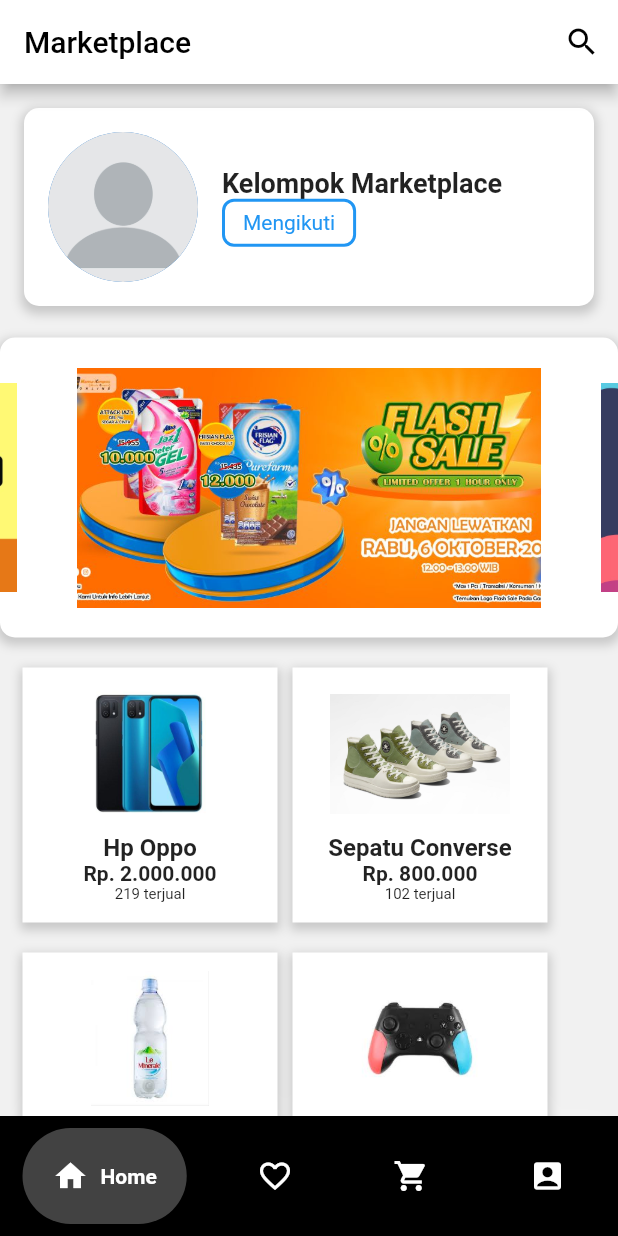
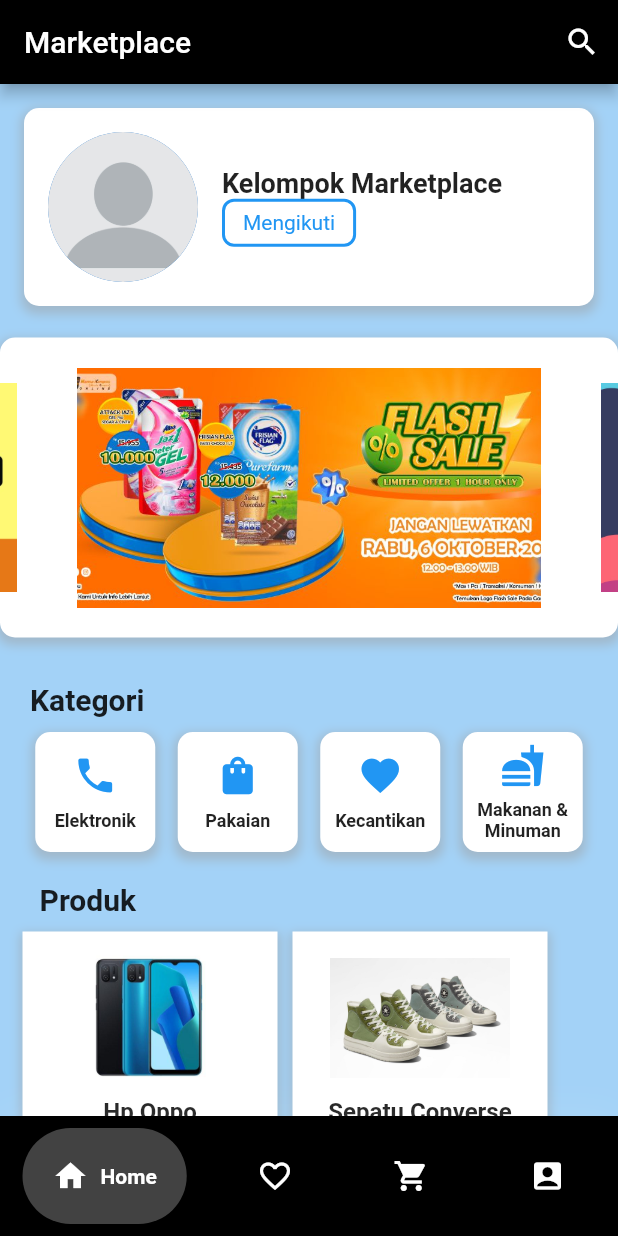
Before and after one commit to danielhartonohonoris/marketplaceuas, a Flutter app: the screen it shows after launch, on a phone screen of 412 x 824 dp. Run offline on Flutter 3.47's test engine with Material 2 defaults, Android fonts, the phone set to English and light mode, and no system bars; drawn by our look-alikes of carousel_slider, google_nav_bar; Roboto replaces fonts that are missing (Arial).

Commit message:
Menambahkan kategori di bagian tampilan Home

```diff
--- a/lib/home.dart
+++ b/lib/home.dart
@@ -18,7 +18,7 @@
   @override
   Widget build(BuildContext context) {
     return Scaffold(
-      backgroundColor: Colors.grey.withOpacity(0.1),
+      backgroundColor: Colors.blue.withOpacity(0.4),
       body: SafeArea(
         //ScrollWidget
         child: SingleChildScrollView(
@@ -26,8 +26,8 @@
             children: <Widget>[
               // Profile Card
               Container(
-                margin: EdgeInsets.all(16),
-                padding: EdgeInsets.all(16),
+                margin: const EdgeInsets.all(16),
+                padding: const EdgeInsets.all(16),
                 decoration: BoxDecoration(
                   color: Colors.white,
                   borderRadius: BorderRadius.circular(10.0),
@@ -36,7 +36,7 @@
                       color: Colors.grey.withOpacity(0.5),
                       spreadRadius: 2,
                       blurRadius: 5,
-                      offset: Offset(0, 3),
+                      offset: const Offset(0, 3),
                     ),
                   ],
                 ),
@@ -84,7 +84,7 @@
               ),
               //Banner
               Container(
-                margin: EdgeInsets.only(top: 5),
+                margin: const EdgeInsets.only(top: 5),
                 decoration: BoxDecoration(
                   color: Colors.white,
                   borderRadius: BorderRadius.circular(10.0),
@@ -93,7 +93,7 @@
                       color: Colors.grey.withOpacity(0.5),
                       spreadRadius: 2,
                       blurRadius: 5,
-                      offset: Offset(0, 3),
+                      offset: const Offset(0, 3),
                     ),
                   ],
                 ),
@@ -121,13 +121,65 @@
                     initialPage: 0,
                     autoPlay: true,
                     enlargeCenterPage: true,
-                    autoPlayInterval: Duration(seconds: 3),
+                    autoPlayInterval: const Duration(seconds: 3),
                   ),
                 ),
               ),
-              SizedBox(height: 20),
+              const SizedBox(height: 20),
+
+              //Kategori
+              Container(
+                margin: const EdgeInsets.symmetric(vertical: 10),
+                child: Column(
+                  crossAxisAlignment: CrossAxisAlignment.start,
+                  children: [
+                    const Padding(
+                      padding: EdgeInsets.symmetric(horizontal: 20),
+                      child: Text(
+                        'Kategori',
+                        style: TextStyle(
+                          fontSize: 20,
+                          fontWeight: FontWeight.bold,
+                        ),
+                      ),
+                    ),
+                    const SizedBox(height: 10),
+                    Container(
+                      margin: const EdgeInsets.symmetric(horizontal: 16),
+                      child: Row(
+                        mainAxisAlignment: MainAxisAlignment.spaceAround,
+                        children: [
+                          _buildCategoryCard('Elektronik', Icons.phone, () {
+                            _navigateToCategoryPage(
+                                context, 'Produk Elektronik');
+                          }),
+                          _buildCategoryCard('Pakaian', Icons.shopping_bag, () {
+                            _navigateToCategoryPage(context, 'Produk Pakaian');
+                          }),
+                          _buildCategoryCard('Kecantikan', Icons.favorite, () {
+                            _navigateToCategoryPage(
+                                context, 'Produk Kecantikan');
+                          }),
+                          _buildCategoryCard(
+                              'Makanan & Minuman', Icons.fastfood, () {
+                            _navigateToCategoryPage(
+                                context, 'Produk Makanan & Minuman');
+                          }),
+                        ],
+                      ),
+                    ),
+                  ],
+                ),
+              ),
 
               //Product
+              Container(
+                margin: const EdgeInsets.only(right: 295, bottom: 10, top: 10),
+                child: const Text(
+                  "Produk",
+                  style: TextStyle(fontSize: 20, fontWeight: FontWeight.bold),
+                ),
+              ),
               Container(
                 margin: const EdgeInsets.fromLTRB(15, 0, 0, 0),
                 child: Column(
@@ -148,7 +200,7 @@
                                 color: Colors.grey.withOpacity(0.5),
                                 spreadRadius: 2,
                                 blurRadius: 5,
-                                offset: Offset(0, 3),
+                                offset: const Offset(0, 3),
                               ),
                             ],
                           ),
@@ -198,7 +250,7 @@
                                 color: Colors.grey.withOpacity(0.5),
                                 spreadRadius: 2,
                                 blurRadius: 5,
-                                offset: Offset(0, 3),
+                                offset: const Offset(0, 3),
                               ),
                             ],
                           ),
@@ -239,7 +291,7 @@
                         ),
                       ],
                     ),
-                    SizedBox(height: 20),
+                    const SizedBox(height: 20),
                     //Row 2
                     //Product Row 2
                     Row(
@@ -256,7 +308,7 @@
                                 color: Colors.grey.withOpacity(0.5),
                                 spreadRadius: 2,
                                 blurRadius: 5,
-                                offset: Offset(0, 3),
+                                offset: const Offset(0, 3),
                               ),
                             ],
                           ),
@@ -573,4 +625,77 @@
       ),
     );
   }
+
+  //icon widget yang merepresentasikan satu kategori.
+  Widget _buildCategoryCard(
+      String judul, IconData ikon, VoidCallback onPressed) {
+    return GestureDetector(
+      onTap: onPressed,
+      child: Container(
+        width: 80,
+        height: 80,
+        decoration: BoxDecoration(
+          color: Colors.white,
+          borderRadius: BorderRadius.circular(10.0),
+          boxShadow: [
+            BoxShadow(
+              color: Colors.grey.withOpacity(0.5),
+              spreadRadius: 2,
+              blurRadius: 5,
+              offset: Offset(0, 3),
+            ),
+          ],
+        ),
+        child: Column(
+          mainAxisAlignment: MainAxisAlignment.center,
+          children: [
+            Icon(
+              ikon,
+              size: 30,
+              color: Colors.blue,
+            ),
+            SizedBox(height: 8),
+            Text(
+              judul,
+              style: TextStyle(
+                fontSize: 12,
+                fontWeight: FontWeight.bold,
+              ),
+              textAlign: TextAlign.center,
+            ),
+          ],
+        ),
+      ),
+    );
+  }
+
+  //menavigasi ke halaman kategori baru ketika suatu kategori dipilih.
+  void _navigateToCategoryPage(BuildContext context, String category) {
+    Navigator.push(
+      context,
+      MaterialPageRoute(
+        //Memanggil class CategoryPage
+        builder: (context) => CategoryPage(category: category),
+      ),
+    );
+  }
 }
+
+//Membuat page baru ketika kategori di klik, maka akan memunculkan page baru
+class CategoryPage extends StatelessWidget {
+  final String category;
+
+  const CategoryPage({Key? key, required this.category}) : super(key: key);
+
+  @override
+  Widget build(BuildContext context) {
+    return Scaffold(
+      appBar: AppBar(
+        title: Text(category),
+      ),
+      body: Center(
+        child: Text('$category'),
+      ),
+    );
+  }
+}
--- a/lib/main.dart
+++ b/lib/main.dart
@@ -34,8 +34,8 @@
       home: Scaffold(
         appBar: AppBar(
           title: Text('Marketplace'),
-          backgroundColor: Colors.white,
-          foregroundColor: Colors.black,
+          backgroundColor: Colors.black,
+          foregroundColor: Colors.white,
           actions: [
             IconButton(
               icon: Icon(Icons.search),
```
